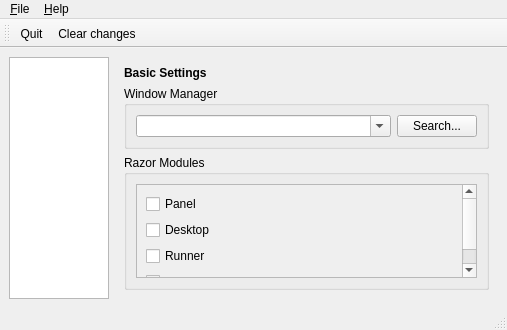
Qt form config/sessionconfigwindow.ui (lxqt/lxqt-session) before a commit.
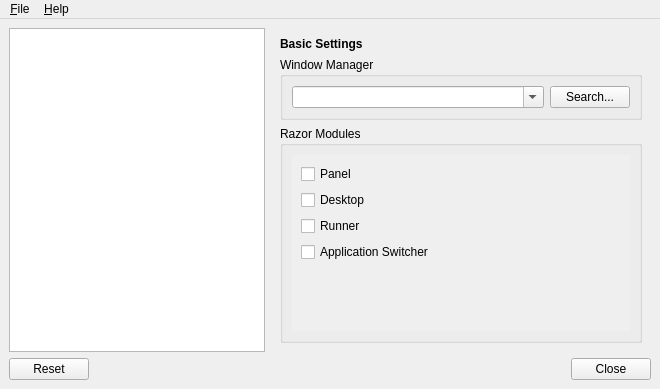
The same form after that commit. The open tabs and pages were chosen to show the change. Custom widgets are drawn as their Qt base class.

Commit message: New design of the razor-config-session

The edit to the form file:
```diff
--- a/config/sessionconfigwindow.ui
+++ b/config/sessionconfigwindow.ui
@@ -6,54 +6,47 @@
    <rect>
     <x>0</x>
     <y>0</y>
-    <width>507</width>
-    <height>330</height>
+    <width>660</width>
+    <height>389</height>
    </rect>
   </property>
   <property name="windowTitle">
    <string>Razor Session Configuration</string>
   </property>
   <widget class="QWidget" name="centralwidget">
-   <layout class="QGridLayout" name="gridLayout">
-    <item row="0" column="0">
-     <widget class="QListWidget" name="listWidget">
-      <property name="minimumSize">
-       <size>
-        <width>100</width>
-        <height>0</height>
-       </size>
-      </property>
-      <property name="maximumSize">
-       <size>
-        <width>100</width>
-        <height>16777215</height>
-       </size>
+   <layout class="QVBoxLayout" name="verticalLayout">
+    <item>
+     <layout class="QHBoxLayout" name="horizontalLayout">
+      <item>
+       <widget class="PageSelectWidget" name="listWidget">
+        <property name="sizePolicy">
+         <sizepolicy hsizetype="Preferred" vsizetype="Expanding">
+          <horstretch>0</horstretch>
+          <verstretch>0</verstretch>
+         </sizepolicy>
       </property>
       <property name="horizontalScrollBarPolicy">
        <enum>Qt::ScrollBarAlwaysOff</enum>
       </property>
-      <property name="dragDropMode">
-       <enum>QAbstractItemView::NoDragDrop</enum>
-      </property>
-      <property name="selectionBehavior">
-       <enum>QAbstractItemView::SelectRows</enum>
+        <property name="textElideMode">
+         <enum>Qt::ElideNone</enum>
       </property>
       <property name="movement">
        <enum>QListView::Static</enum>
       </property>
-      <property name="viewMode">
-       <enum>QListView::IconMode</enum>
-      </property>
-      <property name="uniformItemSizes">
-       <bool>true</bool>
-      </property>
-      <property name="wordWrap">
-       <bool>true</bool>
+        <property name="resizeMode">
+         <enum>QListView::Adjust</enum>
       </property>
      </widget>
     </item>
-    <item row="0" column="1">
+      <item>
      <widget class="QStackedWidget" name="stackedWidget">
+        <property name="sizePolicy">
+         <sizepolicy hsizetype="Preferred" vsizetype="Preferred">
+          <horstretch>1</horstretch>
+          <verstretch>0</verstretch>
+         </sizepolicy>
+        </property>
       <property name="currentIndex">
        <number>2</number>
       </property>
@@ -96,6 +89,9 @@
           <layout class="QGridLayout" name="gridLayout_3">
            <item row="0" column="0">
             <widget class="QScrollArea" name="scrollArea">
+               <property name="frameShape">
+                <enum>QFrame::NoFrame</enum>
+               </property>
              <property name="widgetResizable">
               <bool>true</bool>
              </property>
@@ -104,8 +100,8 @@
                <rect>
                 <x>0</x>
                 <y>0</y>
-                <width>168</width>
-                <height>110</height>
+                  <width>368</width>
+                  <height>200</height>
                </rect>
               </property>
               <layout class="QGridLayout" name="gridLayout_4">
@@ -422,14 +418,23 @@
      </widget>
     </item>
    </layout>
+    </item>
+    <item>
+     <widget class="QDialogButtonBox" name="buttons">
+      <property name="standardButtons">
+       <set>QDialogButtonBox::Close|QDialogButtonBox::Reset</set>
+      </property>
+     </widget>
+    </item>
+   </layout>
   </widget>
   <widget class="QMenuBar" name="menubar">
    <property name="geometry">
     <rect>
      <x>0</x>
      <y>0</y>
-     <width>507</width>
-     <height>25</height>
+     <width>660</width>
+     <height>21</height>
     </rect>
    </property>
    <widget class="QMenu" name="menu_File">
@@ -448,20 +453,6 @@
    <addaction name="menu_File"/>
    <addaction name="menu_Help"/>
   </widget>
-  <widget class="QStatusBar" name="statusbar"/>
-  <widget class="QToolBar" name="toolBar">
-   <property name="windowTitle">
-    <string>toolBar</string>
-   </property>
-   <attribute name="toolBarArea">
-    <enum>TopToolBarArea</enum>
-   </attribute>
-   <attribute name="toolBarBreak">
-    <bool>false</bool>
-   </attribute>
-   <addaction name="action_Quit"/>
-   <addaction name="action_Clear_changes"/>
-  </widget>
   <action name="action_Quit">
    <property name="text">
     <string>&amp;Quit</string>
@@ -478,6 +469,13 @@
    </property>
   </action>
  </widget>
+ <customwidgets>
+  <customwidget>
+   <class>PageSelectWidget</class>
+   <extends>QListWidget</extends>
+   <header location="global">razorqt/pageselectwidget.h</header>
+  </customwidget>
+ </customwidgets>
  <resources/>
  <connections>
   <connection>
```
Left out of the diff: 13 changed lines with no effect on the pictures. Lines whose indentation alone changed are shown as unchanged. The commit also changes 2 other files.
